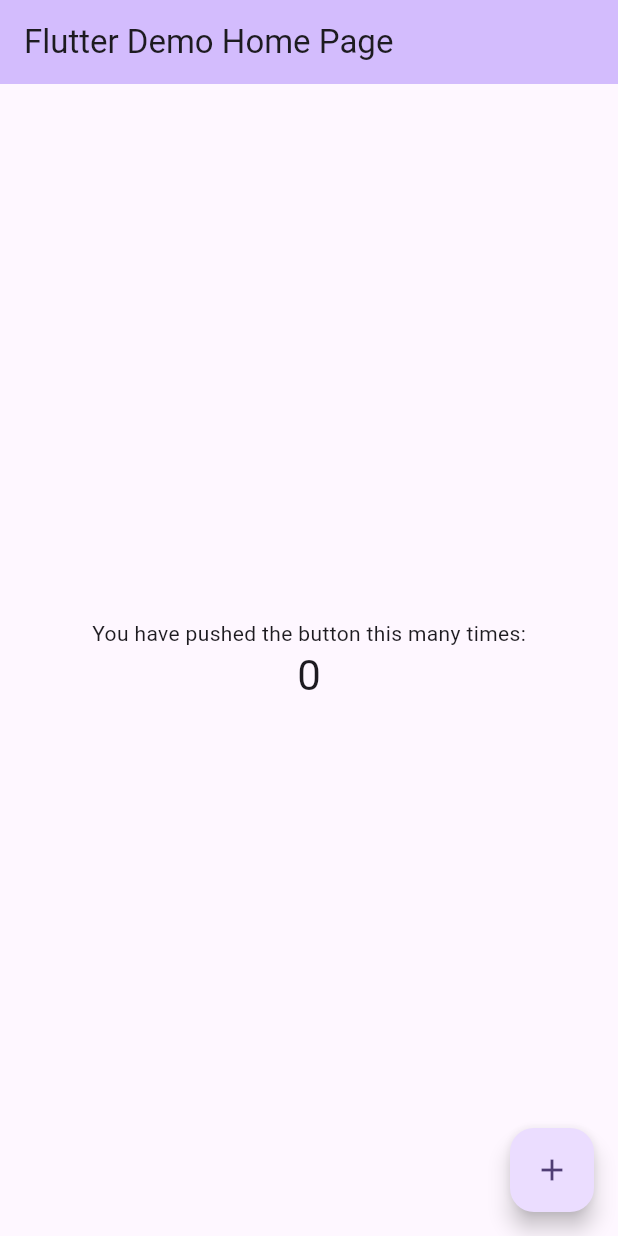
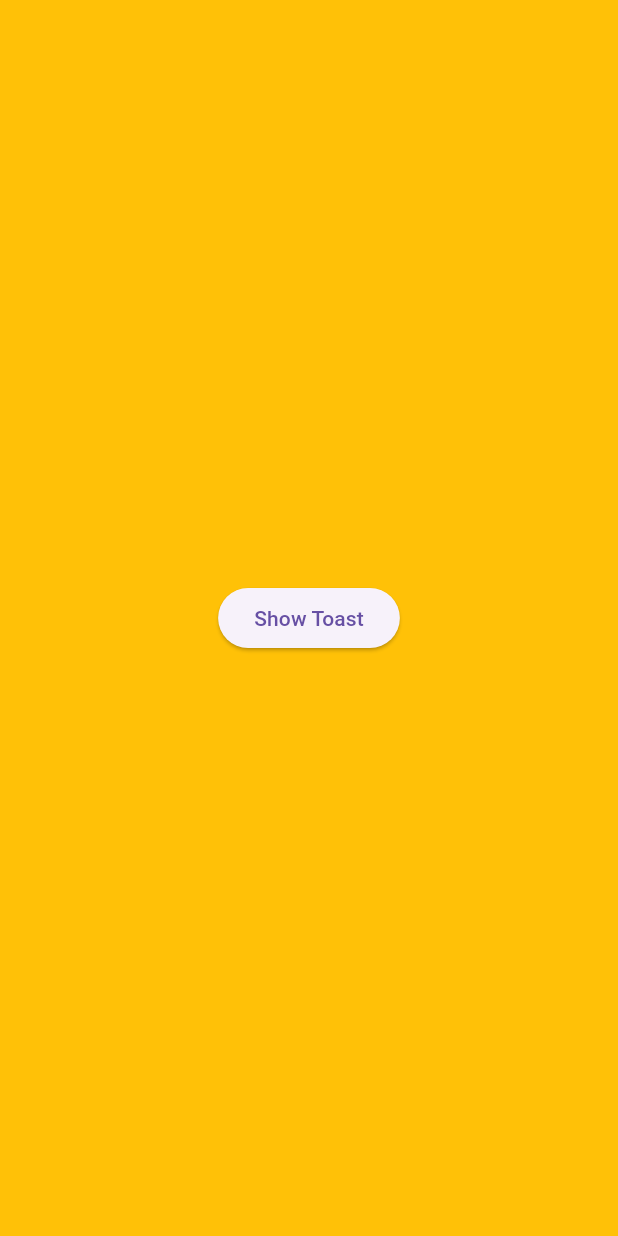
Before and after one commit to shijinthottiyil/mylearning, a Flutter app: the screen it shows after launch, on a phone screen of 412 x 824 dp. Run offline on Flutter 3.47's test engine with Material 3 defaults, Android fonts, the phone set to English and light mode, and no system bars.

Commit message:
android native toast integrated through method channel

```diff
--- /dev/null
+++ b/lib/home_view.dart
@@ -0,0 +1,31 @@
+import 'package:flutter/material.dart';
+import 'package:flutter/services.dart';
+
+class HomeView extends StatefulWidget {
+  const HomeView({super.key});
+
+  @override
+  State<HomeView> createState() => _HomeViewState();
+}
+
+class _HomeViewState extends State<HomeView> {
+  var channel = const MethodChannel("shijin");
+  showToast(String message) async {
+    await channel.invokeMethod('ShowToast', {"message": message});
+  }
+
+  @override
+  Widget build(BuildContext context) {
+    return Scaffold(
+      backgroundColor: Colors.amber,
+      body: Center(
+        child: ElevatedButton(
+          onPressed: () {
+            showToast('Custom Message');
+          },
+          child: const Text('Show Toast'),
+        ),
+      ),
+    );
+  }
+}
--- a/lib/main.dart
+++ b/lib/main.dart
@@ -1,4 +1,5 @@
 import 'package:flutter/material.dart';
+import 'package:mylearning/home_view.dart';
 
 void main() {
   runApp(const MyApp());
@@ -7,119 +8,15 @@ void main() {
 class MyApp extends StatelessWidget {
   const MyApp({super.key});
 
-  // This widget is the root of your application.
   @override
   Widget build(BuildContext context) {
     return MaterialApp(
+      debugShowCheckedModeBanner: false,
       title: 'Flutter Demo',
       theme: ThemeData(
-        // This is the theme of your application.
-        //
-        // TRY THIS: Try running your application with "flutter run". You'll see
-        // the application has a blue toolbar. Then, without quitting the app,
-        // try changing the seedColor in the colorScheme below to Colors.green
-        // and then invoke "hot reload" (save your changes or press the "hot
-        // reload" button in a Flutter-supported IDE, or press "r" if you used
-        // the command line to start the app).
-        //
-        // Notice that the counter didn't reset back to zero; the application
-        // state is not lost during the reload. To reset the state, use hot
-        // restart instead.
-        //
-        // This works for code too, not just values: Most code changes can be
-        // tested with just a hot reload.
-        colorScheme: ColorScheme.fromSeed(seedColor: Colors.deepPurple),
-        useMaterial3: true,
+        primarySwatch: Colors.blue,
       ),
-      home: const MyHomePage(title: 'Flutter Demo Home Page'),
+      home: const HomeView(),
     );
   }
 }
-
-class MyHomePage extends StatefulWidget {
-  const MyHomePage({super.key, required this.title});
-
-  // This widget is the home page of your application. It is stateful, meaning
-  // that it has a State object (defined below) that contains fields that affect
-  // how it looks.
-
-  // This class is the configuration for the state. It holds the values (in this
-  // case the title) provided by the parent (in this case the App widget) and
-  // used by the build method of the State. Fields in a Widget subclass are
-  // always marked "final".
-
-  final String title;
-
-  @override
-  State<MyHomePage> createState() => _MyHomePageState();
-}
-
-class _MyHomePageState extends State<MyHomePage> {
-  int _counter = 0;
-
-  void _incrementCounter() {
-    setState(() {
-      // This call to setState tells the Flutter framework that something has
-      // changed in this State, which causes it to rerun the build method below
-      // so that the display can reflect the updated values. If we changed
-      // _counter without calling setState(), then the build method would not be
-      // called again, and so nothing would appear to happen.
-      _counter++;
-    });
-  }
-
-  @override
-  Widget build(BuildContext context) {
-    // This method is rerun every time setState is called, for instance as done
-    // by the _incrementCounter method above.
-    //
-    // The Flutter framework has been optimized to make rerunning build methods
-    // fast, so that you can just rebuild anything that needs updating rather
-    // than having to individually change instances of widgets.
-    return Scaffold(
-      appBar: AppBar(
-        // TRY THIS: Try changing the color here to a specific color (to
-        // Colors.amber, perhaps?) and trigger a hot reload to see the AppBar
-        // change color while the other colors stay the same.
-        backgroundColor: Theme.of(context).colorScheme.inversePrimary,
-        // Here we take the value from the MyHomePage object that was created by
-        // the App.build method, and use it to set our appbar title.
-        title: Text(widget.title),
-      ),
-      body: Center(
-        // Center is a layout widget. It takes a single child and positions it
-        // in the middle of the parent.
-        child: Column(
-          // Column is also a layout widget. It takes a list of children and
-          // arranges them vertically. By default, it sizes itself to fit its
-          // children horizontally, and tries to be as tall as its parent.
-          //
-          // Column has various properties to control how it sizes itself and
-          // how it positions its children. Here we use mainAxisAlignment to
-          // center the children vertically; the main axis here is the vertical
-          // axis because Columns are vertical (the cross axis would be
-          // horizontal).
-          //
-          // TRY THIS: Invoke "debug painting" (choose the "Toggle Debug Paint"
-          // action in the IDE, or press "p" in the console), to see the
-          // wireframe for each widget.
-          mainAxisAlignment: MainAxisAlignment.center,
-          children: <Widget>[
-            const Text(
-              'You have pushed the button this many times:',
-            ),
-            Text(
-              '$_counter',
-              style: Theme.of(context).textTheme.headlineMedium,
-            ),
-          ],
-        ),
-      ),
-      floatingActionButton: FloatingActionButton(
-        onPressed: _incrementCounter,
-        tooltip: 'Increment',
-        child: const Icon(Icons.add),
-      ), // This trailing comma makes auto-formatting nicer for build methods.
-    );
-  }
-}
```
Also changed, not shown: 1 other file.
